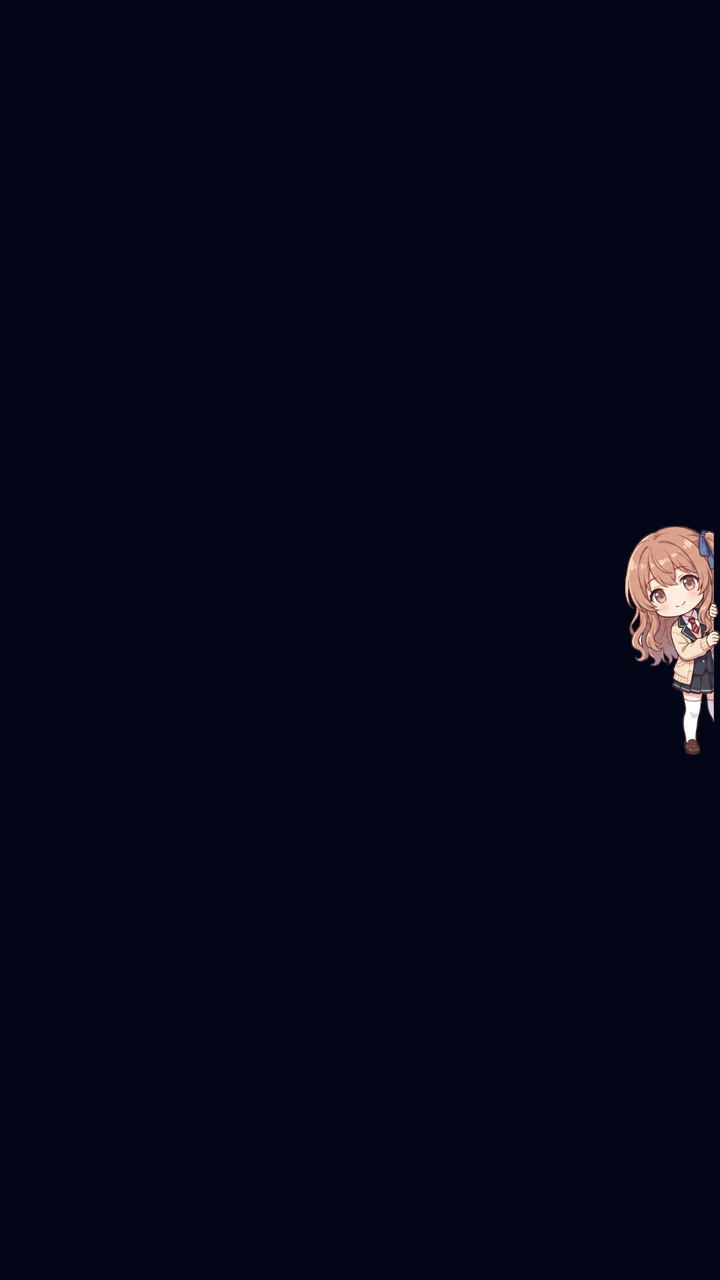
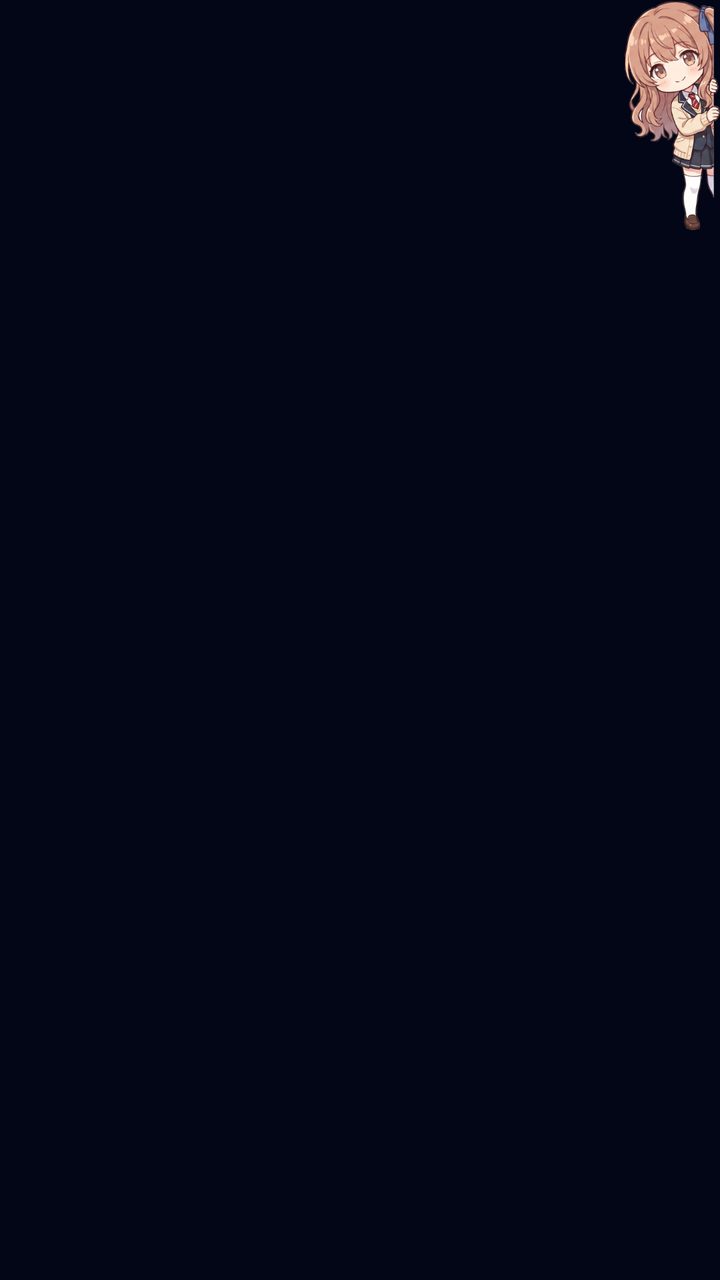

Before-and-after screenshots of an Android layout around one commit, followed by the original layout XML and the change that was made.
<!-- AndroidManifest.xml: application theme Theme.CuraSaveTime -->
<!-- res/layout/layout_cura_overlay.xml -->
<?xml version="1.0" encoding="utf-8"?>
<LinearLayout xmlns:android="http://schemas.android.com/apk/res/android"
    android:layout_width="wrap_content"
    android:layout_height="wrap_content"
    android:gravity="center_vertical|end"
    android:orientation="horizontal">

    
    <LinearLayout
        android:id="@+id/layoutBalloon"
        android:layout_width="220dp"
        android:layout_height="wrap_content"
        android:layout_marginEnd="4dp"
        android:background="@drawable/bg_tactical_balloon"
        android:orientation="vertical"
        android:visibility="gone">

        <LinearLayout
            android:layout_width="match_parent"
            android:layout_height="wrap_content"
            android:orientation="horizontal">

            <TextView
                android:id="@+id/tvBalloonHeader"
                android:layout_width="0dp"
                android:layout_height="wrap_content"
                android:layout_weight="1"
                android:fontFamily="monospace"
                android:text=":: CURA // TIME"
                android:textColor="@color/accent_cyan"
                android:textSize="10sp"
                android:textStyle="bold" />

            <TextView
                android:id="@+id/tvBalloonRuleTag"
                android:layout_width="wrap_content"
                android:layout_height="wrap_content"
                android:fontFamily="monospace"
                android:text="[通常帯]"
                android:textColor="@color/text_secondary"
                android:textSize="10sp" />
        </LinearLayout>

        <TextView
            android:id="@+id/tvBalloonAppName"
            android:layout_width="match_parent"
            android:layout_height="wrap_content"
            android:layout_marginTop="2dp"
            android:ellipsize="end"
            android:maxLines="1"
            android:text="YouTube"
            android:textColor="@color/text_primary"
            android:textSize="13sp"
            android:textStyle="bold" />

        <TextView
            android:id="@+id/tvBalloonContinuousDuration"
            android:layout_width="match_parent"
            android:layout_height="wrap_content"
            android:layout_marginTop="2dp"
            android:fontFamily="monospace"
            android:text="連続 15分 経過"
            android:textColor="@color/accent_crimson"
            android:textSize="15sp"
            android:textStyle="bold" />

        <TextView
            android:id="@+id/tvBalloonDialogue"
            android:layout_width="match_parent"
            android:layout_height="wrap_content"
            android:layout_marginTop="4dp"
            android:background="@color/bg_surface"
            android:paddingHorizontal="6dp"
            android:paddingVertical="4dp"
            android:text="[5分枠] メッセージ"
            android:textColor="@color/text_primary"
            android:textSize="11.5sp" />

        <TextView
            android:id="@+id/tvBalloonBudgetRemaining"
            android:layout_width="match_parent"
            android:layout_height="wrap_content"
            android:layout_marginTop="4dp"
            android:text="1時間の残枠: 15分"
            android:textColor="@color/text_secondary"
            android:textSize="11sp" />

        <TextView
            android:id="@+id/tvBalloonAlertWarning"
            android:layout_width="match_parent"
            android:layout_height="wrap_content"
            android:layout_marginTop="4dp"
            android:text="⚠️ 休憩を取りましょう"
            android:textColor="@color/accent_crimson"
            android:textSize="11sp"
            android:visibility="gone" />
    </LinearLayout>

    
    <FrameLayout
        android:id="@+id/layoutSideHandle"
        android:layout_width="wrap_content"
        android:layout_height="wrap_content"
        android:background="@android:color/transparent">

        <ImageView
            android:id="@+id/ivCuraPeeking"
            android:layout_width="wrap_content"
            android:layout_height="115dp"
            android:layout_gravity="end|center_vertical"
            android:adjustViewBounds="true"
            android:contentDescription="Cura"
            android:scaleType="fitEnd"
            android:src="@drawable/cura_peeking_chibi" />
    </FrameLayout>

</LinearLayout>
<!-- resources referenced by this layout -->
<resources>
  <color name="accent_crimson">#F43F5E</color>
  <color name="accent_cyan">#06B6D4</color>
  <color name="bg_surface">#1E293B</color>
  <color name="text_primary">#F8FAFC</color>
  <color name="text_secondary">#94A3B8</color>
  <!-- drawable bg_tactical_balloon (drawable) -->
  <?xml version="1.0" encoding="utf-8"?>
  <shape xmlns:android="http://schemas.android.com/apk/res/android"
      android:shape="rectangle">
      
      <solid android:color="#E00F172A" />
      <stroke
          android:width="1.5dp"
          android:color="@color/accent_cyan" />
      <corners
          android:topLeftRadius="8dp"
          android:bottomLeftRadius="8dp"
          android:topRightRadius="0dp"
          android:bottomRightRadius="8dp" />
      <padding
          android:left="12dp"
          android:top="10dp"
          android:right="12dp"
          android:bottom="10dp" />
  </shape>
  <!-- drawable cura_peeking_chibi: png bitmap (drawable, 150222 bytes) -->
  <style name="Theme.CuraSaveTime" parent="Theme.Material3.Dark.NoActionBar">
          <item name="android:statusBarColor">@color/bg_void</item>
          <item name="android:navigationBarColor">@color/bg_void</item>
          <item name="android:windowBackground">@color/bg_void</item>
          <item name="colorPrimary">@color/accent_crimson</item>
          <item name="colorSecondary">@color/accent_cyan</item>
      </style>
  <color name="bg_void">#020617</color>
</resources>

<!-- the commit's change to res/layout/layout_cura_overlay.xml (unified diff, before → after) -->
@@ -2,7 +2,7 @@
 <LinearLayout xmlns:android="http://schemas.android.com/apk/res/android"
     android:layout_width="wrap_content"
     android:layout_height="wrap_content"
-    android:gravity="center_vertical|end"
+    android:gravity="top|end"
     android:orientation="horizontal">
 
     
@@ -107,7 +107,7 @@
             android:id="@+id/ivCuraPeeking"
             android:layout_width="wrap_content"
             android:layout_height="115dp"
-            android:layout_gravity="end|center_vertical"
+            android:layout_gravity="end|top"
             android:adjustViewBounds="true"
             android:contentDescription="Cura"
             android:scaleType="fitEnd"
